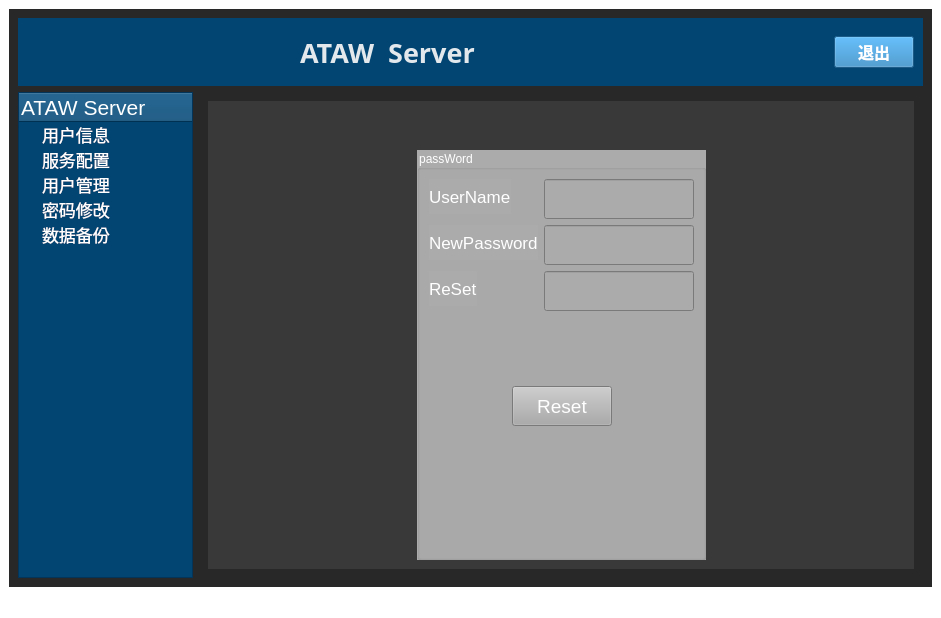
heluxi/Chat, file chat_server/mainwindow.ui: the form before one commit.
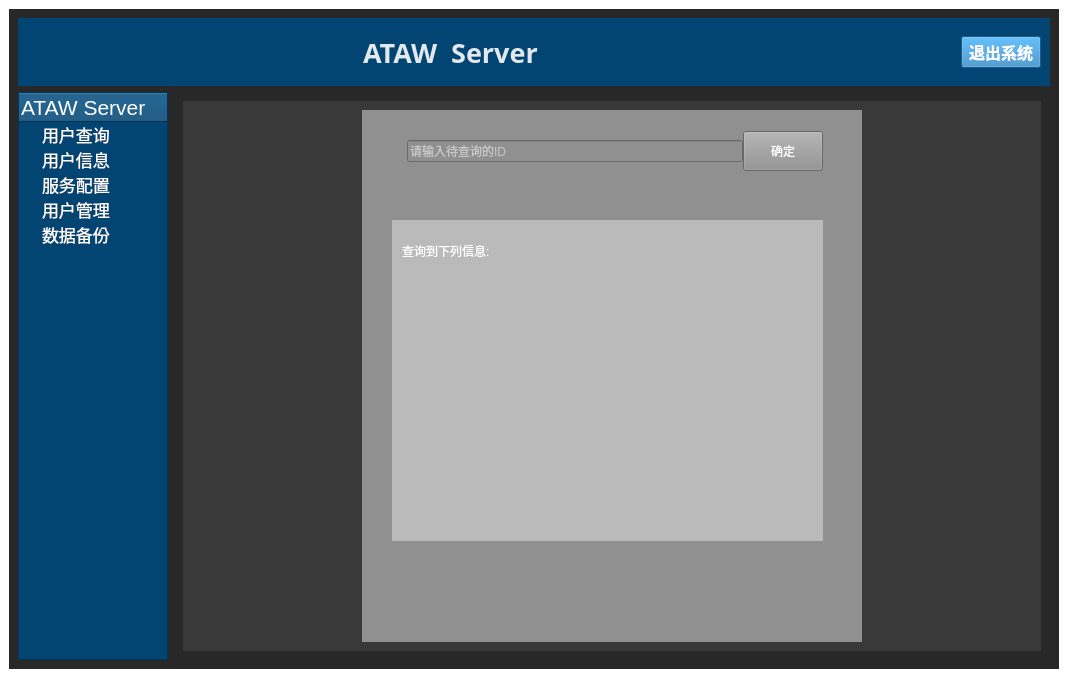
The form after the commit. The open tabs and pages were chosen to show the change. Icons and pictures are not drawn. Custom widgets are drawn as their Qt base class.

```diff
--- a/chat_server/mainwindow.ui
+++ b/chat_server/mainwindow.ui
@@ -6,8 +6,8 @@
    <rect>
     <x>0</x>
     <y>0</y>
-    <width>941</width>
-    <height>618</height>
+    <width>1068</width>
+    <height>700</height>
    </rect>
   </property>
   <property name="windowTitle">
@@ -364,13 +364,13 @@
          <widget class="QTreeWidget" name="treeWidget">
           <property name="minimumSize">
            <size>
-            <width>175</width>
+            <width>150</width>
             <height>0</height>
            </size>
           </property>
           <property name="maximumSize">
            <size>
-            <width>175</width>
+            <width>150</width>
             <height>16777215</height>
            </size>
           </property>
@@ -388,6 +388,20 @@
             </font>
            </property>
           </column>
+          <item>
+           <property name="text">
+            <string>用户查询</string>
+           </property>
+           <property name="font">
+            <font>
+             <pointsize>13</pointsize>
+            </font>
+           </property>
+           <property name="icon">
+            <iconset resource="res.qrc">
+             <normaloff>:/res/images/ic_find.png</normaloff>:/res/images/ic_find.png</iconset>
+           </property>
+          </item>
           <item>
            <property name="text">
             <string>用户信息</string>
@@ -427,15 +441,9 @@
              <pointsize>13</pointsize>
             </font>
            </property>
-          </item>
-          <item>
-           <property name="text">
-            <string>密码修改</string>
-           </property>
-           <property name="font">
-            <font>
-             <pointsize>13</pointsize>
-            </font>
+           <property name="icon">
+            <iconset resource="res.qrc">
+             <normaloff>:/res/images/ic_goods.png</normaloff>:/res/images/ic_goods.png</iconset>
            </property>
           </item>
           <item>
@@ -539,7 +547,11 @@
 background-color: rgb(39, 128, 189);</string>
              </property>
              <property name="text">
-              <string>退出</string>
+              <string>退出系统</string>
+             </property>
+             <property name="icon">
+              <iconset resource="res.qrc">
+               <normaloff>:/res/images/ic_exit.png</normaloff>:/res/images/ic_exit.png</iconset>
              </property>
             </widget>
            </item>
@@ -701,36 +713,6 @@
                        <item row="1" column="1">
                         <widget class="QLineEdit" name="lineEditAddUser"/>
                        </item>
-                       <item row="1" column="0">
-                        <widget class="QLabel" name="label_5">
-                         <property name="text">
-                          <string>UserName</string>
-                         </property>
-                        </widget>
-                       </item>
-                       <item row="4" column="0">
-                        <widget class="QLabel" name="label_7">
-                         <property name="text">
-                          <string>TextLabel</string>
-                         </property>
-                        </widget>
-                       </item>
-                       <item row="5" column="0">
-                        <widget class="QLabel" name="label_8">
-                         <property name="text">
-                          <string>TextLabel</string>
-                         </property>
-                        </widget>
-                       </item>
-                       <item row="6" column="1">
-                        <widget class="QLineEdit" name="lineEdit_5"/>
-                       </item>
-                       <item row="5" column="1">
-                        <widget class="QLineEdit" name="lineEdit_4"/>
-                       </item>
-                       <item row="4" column="1">
-                        <widget class="QLineEdit" name="lineEdit_3"/>
-                       </item>
                        <item row="2" column="0">
                         <widget class="QLabel" name="label_6">
                          <property name="text">
@@ -738,10 +720,13 @@
                          </property>
                         </widget>
                        </item>
-                       <item row="6" column="0">
-                        <widget class="QLabel" name="label_9">
+                       <item row="4" column="1">
+                        <widget class="QLineEdit" name="lineEditID"/>
+                       </item>
+                       <item row="4" column="0">
+                        <widget class="QLabel" name="label_7">
                          <property name="text">
-                          <string>TextLabel</string>
+                          <string>ID:</string>
                          </property>
                         </widget>
                        </item>
@@ -773,8 +758,8 @@
                <string notr="true">background-color: rgb(57, 57, 57)</string>
               </property>
               <layout class="QGridLayout" name="gridLayout_17">
-               <item row="1" column="2">
-                <spacer name="horizontalSpacer_9">
+               <item row="0" column="3">
+                <spacer name="horizontalSpacer_4">
                  <property name="orientation">
                   <enum>Qt::Horizontal</enum>
                  </property>
@@ -786,8 +771,8 @@
                  </property>
                 </spacer>
                </item>
-               <item row="1" column="0">
-                <spacer name="horizontalSpacer_8">
+               <item row="0" column="0">
+                <spacer name="horizontalSpacer_3">
                  <property name="orientation">
                   <enum>Qt::Horizontal</enum>
                  </property>
@@ -799,184 +784,119 @@
                  </property>
                 </spacer>
                </item>
-               <item row="1" column="1">
-                <widget class="QGroupBox" name="groupBox_3">
+               <item row="0" column="2">
+                <widget class="QWidget" name="widget_6" native="true">
+                 <property name="minimumSize">
+                  <size>
+                   <width>500</width>
+                   <height>300</height>
+                  </size>
+                 </property>
                  <property name="styleSheet">
-                  <string notr="true">background-color: rgb(171, 171, 171);</string>
+                  <string notr="true">background-color: rgb(144, 144, 144);</string>
                  </property>
-                 <property name="title">
-                  <string>passWord</string>
-                 </property>
-                 <layout class="QGridLayout" name="gridLayout_11">
-                  <item row="0" column="0">
-                   <layout class="QFormLayout" name="formLayout">
-                    <item row="0" column="0">
-                     <widget class="QLabel" name="label_10">
-                      <property name="font">
-                       <font>
-                        <pointsize>13</pointsize>
-                       </font>
-                      </property>
-                      <property name="text">
-                       <string>UserName</string>
-                      </property>
-                     </widget>
-                    </item>
-                    <item row="1" column="0">
-                     <widget class="QLabel" name="label_11">
-                      <property name="font">
-                       <font>
-                        <pointsize>13</pointsize>
-                       </font>
-                      </property>
-                      <property name="text">
-                       <string>NewPassword</string>
-                      </property>
-                     </widget>
-                    </item>
-                    <item row="2" column="0">
-                     <widget class="QLabel" name="label_12">
-                      <property name="font">
-                       <font>
-                        <pointsize>13</pointsize>
-                       </font>
-                      </property>
-                      <property name="text">
-                       <string>ReSet</string>
-                      </property>
-                     </widget>
-                    </item>
-                    <item row="0" column="1">
-                     <widget class="QLineEdit" name="lineEdit_6">
-                      <property name="minimumSize">
-                       <size>
-                        <width>150</width>
-                        <height>40</height>
-                       </size>
-                      </property>
-                     </widget>
-                    </item>
-                    <item row="1" column="1">
-                     <widget class="QLineEdit" name="lineEdit_7">
-                      <property name="minimumSize">
-                       <size>
-                        <width>150</width>
-                        <height>40</height>
-                       </size>
-                      </property>
-                     </widget>
-                    </item>
-                    <item row="2" column="1">
-                     <widget class="QLineEdit" name="lineEdit_8">
-                      <property name="minimumSize">
-                       <size>
-                        <width>150</width>
-                        <height>40</height>
-                       </size>
-                      </property>
-                     </widget>
-                    </item>
-                   </layout>
-                  </item>
-                  <item row="3" column="0">
-                   <spacer name="verticalSpacer_9">
-                    <property name="orientation">
-                     <enum>Qt::Vertical</enum>
-                    </property>
-                    <property name="sizeType">
-                     <enum>QSizePolicy::Maximum</enum>
-                    </property>
-                    <property name="sizeHint" stdset="0">
-                     <size>
-                      <width>20</width>
-                      <height>122</height>
-                     </size>
-                    </property>
-                   </spacer>
-                  </item>
-                  <item row="2" column="0">
-                   <layout class="QGridLayout" name="gridLayout_10">
-                    <item row="0" column="0">
-                     <spacer name="horizontalSpacer_3">
-                      <property name="orientation">
-                       <enum>Qt::Horizontal</enum>
-                      </property>
-                      <property name="sizeHint" stdset="0">
-                       <size>
-                        <width>40</width>
-                        <height>20</height>
-                       </size>
-                      </property>
-                     </spacer>
-                    </item>
-                    <item row="0" column="1">
-                     <widget class="QPushButton" name="pushButton_6">
-                      <property name="minimumSize">
-                       <size>
-                        <width>100</width>
-                        <height>40</height>
-                       </size>
-                      </property>
-                      <property name="font">
-                       <font>
-                        <pointsize>14</pointsize>
-                       </font>
-                      </property>
-                      <property name="text">
-                       <string>Reset</string>
-                      </property>
-                     </widget>
-                    </item>
-                    <item row="0" column="2">
-                     <spacer name="horizontalSpacer_4">
-                      <property name="orientation">
-                       <enum>Qt::Horizontal</enum>
-                      </property>
-                      <property name="sizeHint" stdset="0">
-                       <size>
-                        <width>40</width>
-                        <height>20</height>
-                       </size>
-                      </property>
-                     </spacer>
-                    </item>
-                   </layout>
-                  </item>
-                  <item row="1" column="0">
-                   <spacer name="verticalSpacer_10">
-                    <property name="orientation">
-                     <enum>Qt::Vertical</enum>
-                    </property>
-                    <property name="sizeType">
-                     <enum>QSizePolicy::Maximum</enum>
-                    </property>
-                    <property name="sizeHint" stdset="0">
-                     <size>
-                      <width>20</width>
-                      <height>40</height>
-                     </size>
-                    </property>
-                   </spacer>
-                  </item>
-                 </layout>
+                 <widget class="QWidget" name="widget_7" native="true">
+                  <property name="geometry">
+                   <rect>
+                    <x>30</x>
+                    <y>110</y>
+                    <width>431</width>
+                    <height>321</height>
+                   </rect>
+                  </property>
+                  <property name="styleSheet">
+                   <string notr="true">background-color: rgb(186, 186, 186);</string>
+                  </property>
+                  <widget class="QLabel" name="label_9">
+                   <property name="geometry">
+                    <rect>
+                     <x>10</x>
+                     <y>10</y>
+                     <width>371</width>
+                     <height>41</height>
+                    </rect>
+                   </property>
+                   <property name="text">
+                    <string>查询到下列信息:</string>
+                   </property>
+                  </widget>
+                  <widget class="QLabel" name="msgLable">
+                   <property name="geometry">
+                    <rect>
+                     <x>30</x>
+                     <y>90</y>
+                     <width>291</width>
+                     <height>201</height>
+                    </rect>
+                   </property>
+                   <property name="text">
+                    <string/>
+                   </property>
+                  </widget>
+                 </widget>
+                 <widget class="QWidget" name="">
+                  <property name="geometry">
+                   <rect>
+                    <x>10</x>
+                    <y>20</y>
+                    <width>451</width>
+                    <height>42</height>
+                   </rect>
+                  </property>
+                  <layout class="QHBoxLayout" name="horizontalLayout_3">
+                   <property name="spacing">
+                    <number>0</number>
+                   </property>
+                   <item>
+                    <widget class="QLabel" name="label_8">
+                     <property name="minimumSize">
+                      <size>
+                       <width>35</width>
+                       <height>0</height>
+                      </size>
+                     </property>
+                     <property name="styleSheet">
+                      <string notr="true">border-image: url(:/res/images/ic_find.png);</string>
+                     </property>
+                     <property name="text">
+                      <string/>
+                     </property>
+                    </widget>
+                   </item>
+                   <item>
+                    <widget class="QLineEdit" name="idslineEdit">
+                     <property name="accessibleDescription">
+                      <string/>
+                     </property>
+                     <property name="placeholderText">
+                      <string>请输入待查询的ID</string>
+                     </property>
+                    </widget>
+                   </item>
+                   <item>
+                    <widget class="QPushButton" name="pushButton">
+                     <property name="minimumSize">
+                      <size>
+                       <width>0</width>
+                       <height>40</height>
+                      </size>
+                     </property>
+                     <property name="styleSheet">
+                      <string notr="true"/>
+                     </property>
+                     <property name="text">
+                      <string>确定</string>
+                     </property>
+                     <property name="icon">
+                      <iconset resource="res.qrc">
+                       <normaloff>:/res/images/ic_ok.png</normaloff>:/res/images/ic_ok.png</iconset>
+                     </property>
+                    </widget>
+                   </item>
+                  </layout>
+                 </widget>
                 </widget>
                </item>
-               <item row="0" column="1">
-                <spacer name="verticalSpacer_11">
-                 <property name="orientation">
-                  <enum>Qt::Vertical</enum>
-                 </property>
-                 <property name="sizeType">
-                  <enum>QSizePolicy::Maximum</enum>
-                 </property>
-                 <property name="sizeHint" stdset="0">
-                  <size>
-                   <width>20</width>
-                   <height>40</height>
-                  </size>
-                 </property>
-                </spacer>
-               </item>
               </layout>
              </widget>
              <widget class="QWidget" name="page_5">
```
Left out of the diff: 280 changed lines with no effect on the pictures.
